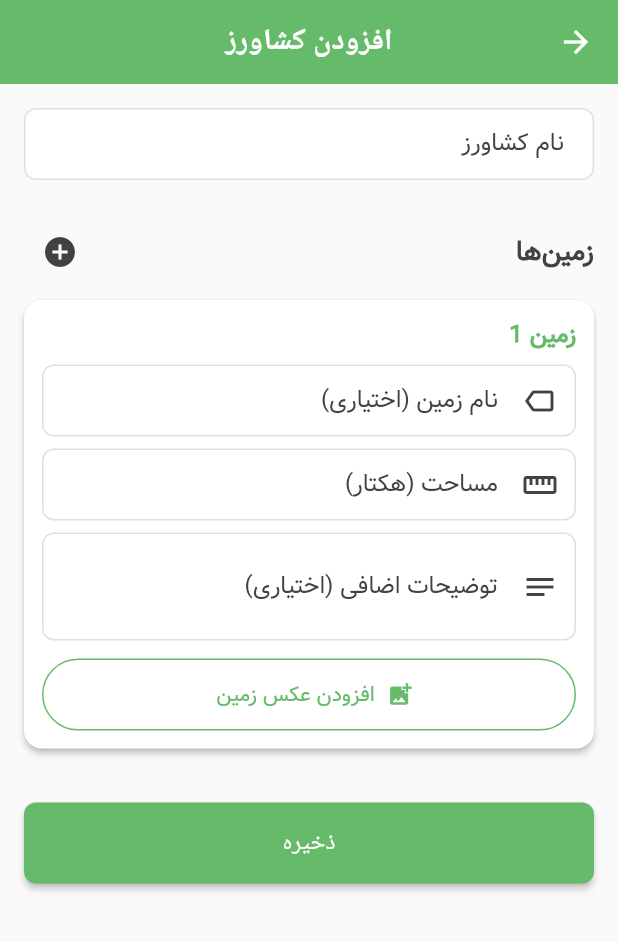
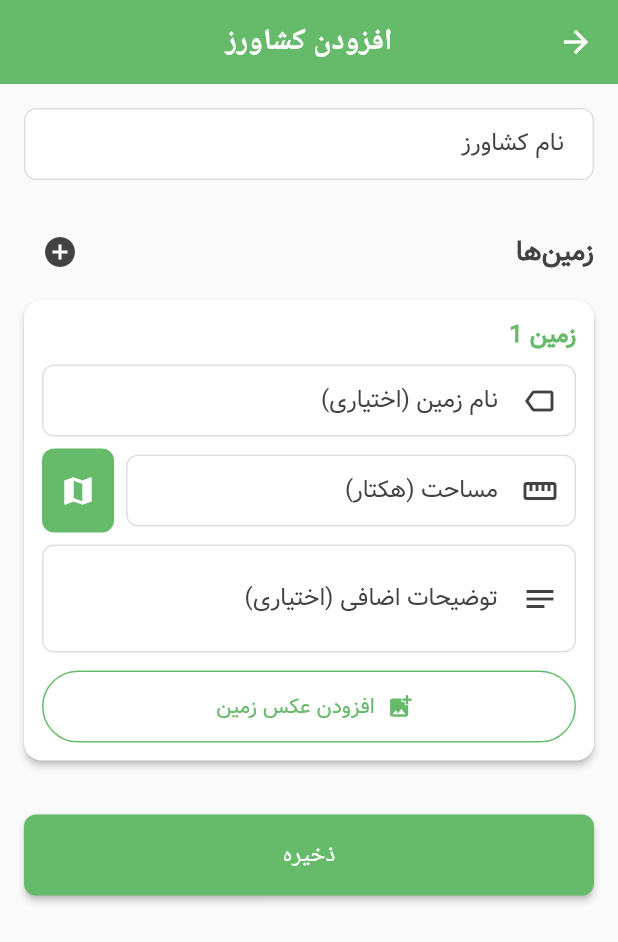
Before and after one commit to asgharkarimi/tractor_finance_masahi, a Flutter app: the AddFarmerScreen screen opened directly, on a phone screen of 412 x 824 dp. Shown: the top 942 px of the screen. Run offline on Flutter 3.47's test engine with Material 3 defaults, Android fonts, the phone set to English and light mode, and no system bars; our stand-ins replace flutter_map, geolocator, hive, hive_flutter, image_picker, latlong2 and 2 more; accounts and stored records are empty; generated files the repository leaves out were written again.

Commit message:
second commit

```diff
--- a/lib/models/settings.dart
+++ b/lib/models/settings.dart
@@ -7,7 +7,15 @@ class Settings extends HiveObject {
   @HiveField(0)
   double pricePerHectare;
 
+  @HiveField(1)
+  double? lastLatitude;
+
+  @HiveField(2)
+  double? lastLongitude;
+
   Settings({
     this.pricePerHectare = 1300000,
+    this.lastLatitude,
+    this.lastLongitude,
   });
 }
--- a/lib/screens/add_farmer_screen.dart
+++ b/lib/screens/add_farmer_screen.dart
@@ -4,6 +4,7 @@ import 'dart:io';
 import '../models/farmer.dart';
 import '../models/land.dart';
 import '../services/database_service.dart';
+import 'map_land_picker_screen.dart';
 
 class AddFarmerScreen extends StatefulWidget {
   final Farmer? farmer;
@@ -105,6 +106,31 @@ class _AddFarmerScreenState extends State<AddFarmerScreen> {
           SnackBar(content: Text('خطا در گرفتن عکس: $e')),
         );
       }
+    }
+  }
+
+  Future<void> _pickFromMapForLand(int index) async {
+    final result = await Navigator.push<Map<String, dynamic>>(
+      context,
+      MaterialPageRoute(
+        builder: (context) => const MapLandPickerScreen(),
+      ),
+    );
+
+    if (result != null) {
+      setState(() {
+        // Set area
+        final area = result['area'] as double?;
+        if (area != null) {
+          _lands[index].hectaresController.text = area.toStringAsFixed(2);
+        }
+
+        // Set screenshot as image
+        final imagePath = result['imagePath'] as String?;
+        if (imagePath != null) {
+          _lands[index].imagePath = imagePath;
+        }
+      });
     }
   }
 
@@ -272,7 +298,11 @@ class _AddFarmerScreenState extends State<AddFarmerScreen> {
                         ),
                       ),
                       const SizedBox(height: 8),
-                      TextField(
+                      // Hectares Field with Map Button
+                      Row(
+                        children: [
+                          Expanded(
+                            child: TextField(
                               controller: land.hectaresController,
                               keyboardType: TextInputType.number,
                               decoration: const InputDecoration(
@@ -280,6 +310,22 @@ class _AddFarmerScreenState extends State<AddFarmerScreen> {
                                 labelText: 'مساحت (هکتار)',
                                 prefixIcon: Icon(Icons.straighten),
                               ),
+                            ),
+                          ),
+                          const SizedBox(width: 8),
+                          Container(
+                            height: 56,
+                            decoration: BoxDecoration(
+                              color: const Color(0xFF66BB6A),
+                              borderRadius: BorderRadius.circular(8),
+                            ),
+                            child: IconButton(
+                              icon: const Icon(Icons.map, color: Colors.white),
+                              onPressed: () => _pickFromMapForLand(index),
+                              tooltip: 'انتخاب از نقشه',
+                            ),
+                          ),
+                        ],
                       ),
                       const SizedBox(height: 8),
                       TextField(
```
Also changed, not shown: lib/screens/map_land_picker_screen.dart (+39 -5 lines), 2 other files. Lines whose indentation alone changed are shown as unchanged.
